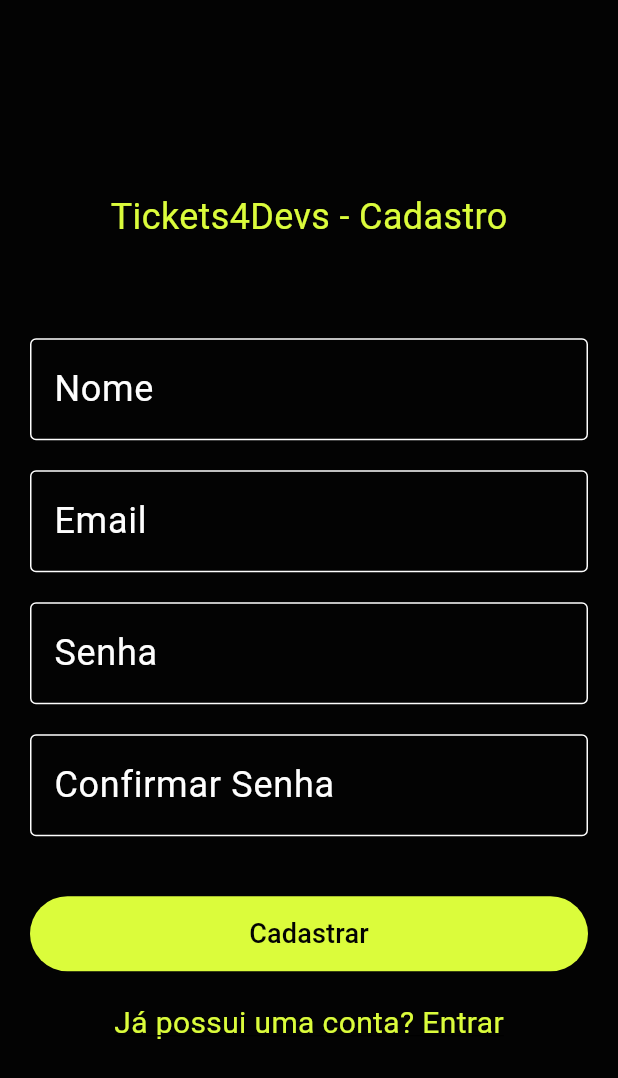
After one commit to tiagojordao/Tickets4Devs, a Flutter app: the SignUpScreen screen opened by its route, on a phone screen of 412 x 824 dp. The commit adds this screen. Shown: the top 1078 px of the screen. Run offline on Flutter 3.47's test engine with Material 3 defaults, Android fonts, the phone set to English and light mode, and no system bars; our stand-ins replace go_router.

Commit message:
Add files via upload
adicionando tela de perfil e criar conta

```diff
--- a/lib/routes/Routes.dart
+++ b/lib/routes/Routes.dart
@@ -1,13 +1,21 @@
+import 'package:flutter/material.dart';
 import 'package:go_router/go_router.dart';
-import 'package:flutter/material.dart';
 import 'package:tickets4devs/screens/EventsAvailable.dart';
 import 'package:tickets4devs/screens/LoginScreen.dart';
+import 'package:tickets4devs/screens/SignUpScreen.dart';
+import 'package:tickets4devs/screens/UserProfileScreen.dart';
 
 final GoRouter myRouter = GoRouter(routes: <RouteBase>[
   GoRoute(
     path: '/',
     builder: (BuildContext context, GoRouterState state) {
-      return LoginScreen(); /*alterar depois para inicial */
+      return LoginScreen(); // Tela inicial, pode ser alterada para uma tela de boas-vindas
+    },
+  ),
+  GoRoute(
+    path: '/signup',
+    builder: (BuildContext context, GoRouterState state) {
+      return SignUpScreen();
     },
   ),
   GoRoute(
@@ -22,4 +30,13 @@ final GoRouter myRouter = GoRouter(routes: <RouteBase>[
       return LoginScreen();
     },
   ),
+  GoRoute(
+    path: '/profile',
+    builder: (BuildContext context, GoRouterState state) {
+      return UserProfileScreen(
+        name: "Nome do Usuário Teste",
+        email: "usuarioteste@email.com",
+      );
+    },
+  ),
 ]);
--- /dev/null
+++ b/lib/screens/SignUpScreen.dart
@@ -0,0 +1,127 @@
+import 'package:flutter/material.dart';
+
+class SignUpScreen extends StatelessWidget {
+  @override
+  Widget build(BuildContext context) {
+    return Scaffold(
+      backgroundColor: Theme.of(context).scaffoldBackgroundColor,
+      body: Center(
+        child: Padding(
+          padding: const EdgeInsets.all(20.0),
+          child: Column(
+            mainAxisAlignment: MainAxisAlignment.center,
+            children: [
+              Text(
+                "Tickets4Devs - Cadastro",
+                style: TextStyle(
+                  color: Theme.of(context).primaryColor,
+                  fontSize: 24,
+                ),
+              ),
+              const SizedBox(height: 64),
+              TextField(
+                style: TextStyle(color: Theme.of(context).primaryColorLight),
+                decoration: InputDecoration(
+                  labelText: 'Nome',
+                  labelStyle:
+                      TextStyle(color: Theme.of(context).primaryColorLight),
+                  enabledBorder: OutlineInputBorder(
+                    borderSide:
+                        BorderSide(color: Theme.of(context).primaryColorLight),
+                  ),
+                  focusedBorder: OutlineInputBorder(
+                    borderSide:
+                        BorderSide(color: Theme.of(context).primaryColor),
+                  ),
+                ),
+              ),
+              const SizedBox(height: 20),
+              TextField(
+                style: TextStyle(color: Theme.of(context).primaryColorLight),
+                decoration: InputDecoration(
+                  labelText: 'Email',
+                  labelStyle:
+                      TextStyle(color: Theme.of(context).primaryColorLight),
+                  enabledBorder: OutlineInputBorder(
+                    borderSide:
+                        BorderSide(color: Theme.of(context).primaryColorLight),
+                  ),
+                  focusedBorder: OutlineInputBorder(
+                    borderSide:
+                        BorderSide(color: Theme.of(context).primaryColor),
+                  ),
+                ),
+              ),
+              const SizedBox(height: 20),
+              TextField(
+                obscureText: true,
+                style: TextStyle(color: Theme.of(context).primaryColorLight),
+                decoration: InputDecoration(
+                  labelText: 'Senha',
+                  labelStyle:
+                      TextStyle(color: Theme.of(context).primaryColorLight),
+                  enabledBorder: OutlineInputBorder(
+                    borderSide:
+                        BorderSide(color: Theme.of(context).primaryColorLight),
+                  ),
+                  focusedBorder: OutlineInputBorder(
+                    borderSide:
+                        BorderSide(color: Theme.of(context).primaryColor),
+                  ),
+                ),
+              ),
+              const SizedBox(height: 20),
+              TextField(
+                obscureText: true,
+                style: TextStyle(color: Theme.of(context).primaryColorLight),
+                decoration: InputDecoration(
+                  labelText: 'Confirmar Senha',
+                  labelStyle:
+                      TextStyle(color: Theme.of(context).primaryColorLight),
+                  enabledBorder: OutlineInputBorder(
+                    borderSide:
+                        BorderSide(color: Theme.of(context).primaryColorLight),
+                  ),
+                  focusedBorder: OutlineInputBorder(
+                    borderSide:
+                        BorderSide(color: Theme.of(context).primaryColor),
+                  ),
+                ),
+              ),
+              const SizedBox(height: 40),
+              SizedBox(
+                width: double.infinity,
+                height: 50,
+                child: ElevatedButton(
+                  style: ElevatedButton.styleFrom(
+                    backgroundColor: Theme.of(context).primaryColor,
+                    foregroundColor: Theme.of(context).scaffoldBackgroundColor,
+                  ),
+                  onPressed: () {
+                    // Falta desenvolver forma de salvar cadastro
+                  },
+                  child: Text(
+                    'Cadastrar',
+                    style: TextStyle(fontSize: 18),
+                  ),
+                ),
+              ),
+              const SizedBox(height: 20),
+              GestureDetector(
+                onTap: () =>
+                    Navigator.pop(context), // Navegar de volta ao login
+                child: Text(
+                  "Já possui uma conta? Entrar",
+                  style: TextStyle(
+                    color: Theme.of(context).primaryColor,
+                    decoration: TextDecoration.underline,
+                  ),
+                ),
+              ),
+            ],
+          ),
+        ),
+      ),
+    );
+  }
+}
```
Also changed, not shown: lib/screens/UserProfileScreen.dart (added, +102 -0 lines).
